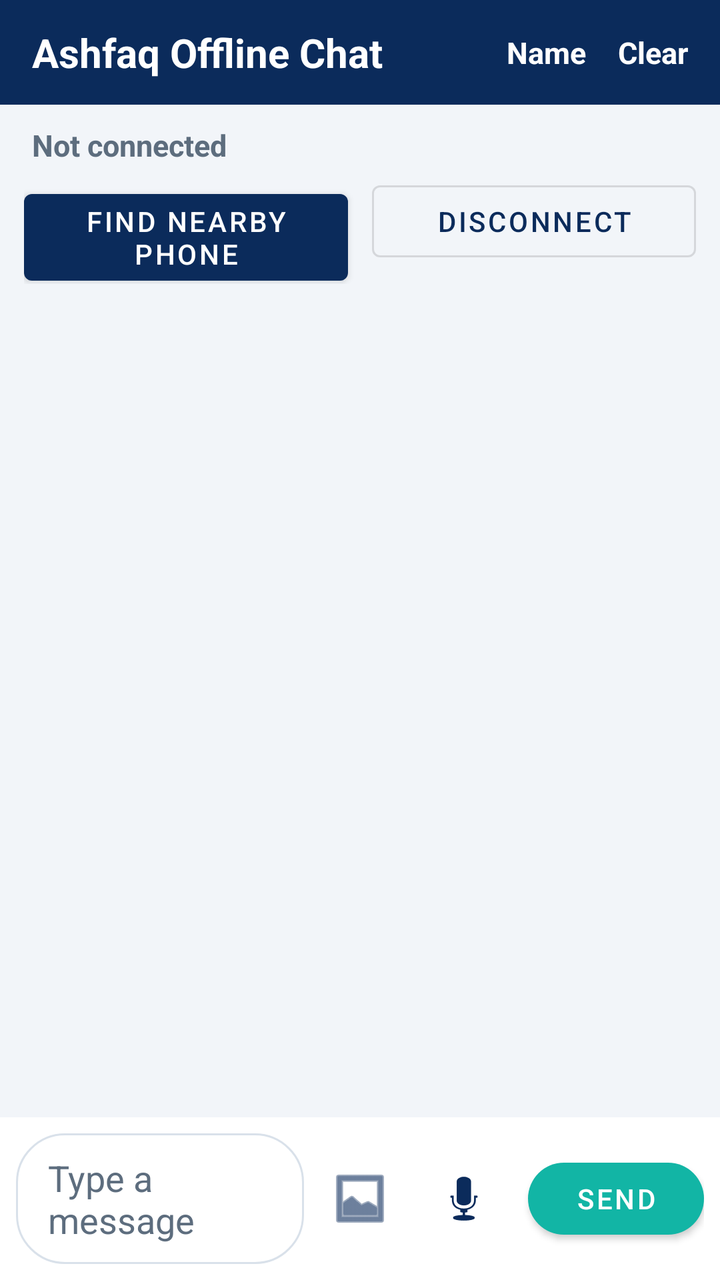
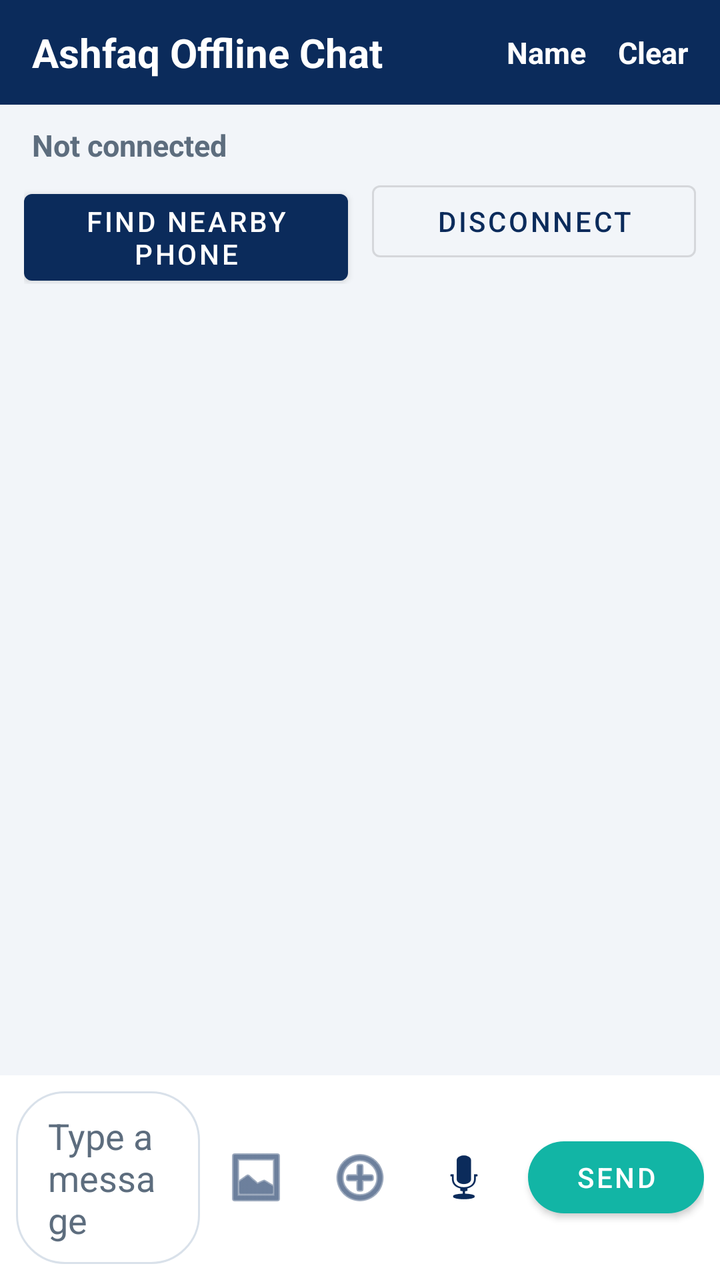

Two renders of the same Android screen: before a commit and after it. Below are the layout's source before the change and the commit's diff.
<!-- AndroidManifest.xml: application theme Theme.AshfaqOfflineChat -->
<!-- res/layout/activity_main.xml -->
<?xml version="1.0" encoding="utf-8"?>
<LinearLayout xmlns:android="http://schemas.android.com/apk/res/android"
    xmlns:app="http://schemas.android.com/apk/res-auto"
    android:layout_width="match_parent"
    android:layout_height="match_parent"
    android:background="@color/screen_background"
    android:orientation="vertical">

    <LinearLayout
        android:layout_width="match_parent"
        android:layout_height="wrap_content"
        android:background="@color/primary"
        android:gravity="center_vertical"
        android:orientation="horizontal"
        android:paddingStart="16dp"
        android:paddingTop="8dp"
        android:paddingEnd="8dp"
        android:paddingBottom="8dp">

        <TextView
            android:layout_width="0dp"
            android:layout_height="wrap_content"
            android:layout_weight="1"
            android:text="@string/app_name"
            android:textColor="@color/on_primary"
            android:textSize="20sp"
            android:textStyle="bold" />

        <TextView
            android:id="@+id/buttonName"
            android:layout_width="wrap_content"
            android:layout_height="wrap_content"
            android:background="?attr/selectableItemBackgroundBorderless"
            android:clickable="true"
            android:focusable="true"
            android:padding="8dp"
            android:text="@string/your_name"
            android:textColor="@color/on_primary"
            android:textSize="15sp"
            android:textStyle="bold" />

        <TextView
            android:id="@+id/buttonClearChat"
            android:layout_width="wrap_content"
            android:layout_height="wrap_content"
            android:background="?attr/selectableItemBackgroundBorderless"
            android:clickable="true"
            android:focusable="true"
            android:padding="8dp"
            android:text="@string/clear_chat"
            android:textColor="@color/on_primary"
            android:textSize="15sp"
            android:textStyle="bold" />
    </LinearLayout>

    <TextView
        android:id="@+id/statusText"
        android:layout_width="match_parent"
        android:layout_height="wrap_content"
        android:paddingStart="16dp"
        android:paddingTop="10dp"
        android:paddingEnd="16dp"
        android:paddingBottom="4dp"
        android:text="@string/status_not_connected"
        android:textColor="@color/status_idle"
        android:textSize="15sp"
        android:textStyle="bold" />

    <LinearLayout
        android:layout_width="match_parent"
        android:layout_height="wrap_content"
        android:orientation="horizontal"
        android:paddingStart="12dp"
        android:paddingEnd="12dp">

        <com.google.android.material.button.MaterialButton
            android:id="@+id/buttonFind"
            android:layout_width="0dp"
            android:layout_height="wrap_content"
            android:layout_marginEnd="6dp"
            android:layout_weight="1"
            android:text="@string/find_nearby" />

        <com.google.android.material.button.MaterialButton
            android:id="@+id/buttonDisconnect"
            style="@style/Widget.MaterialComponents.Button.OutlinedButton"
            android:layout_width="0dp"
            android:layout_height="wrap_content"
            android:layout_marginStart="6dp"
            android:layout_weight="1"
            android:text="@string/disconnect" />
    </LinearLayout>

    <androidx.recyclerview.widget.RecyclerView
        android:id="@+id/recyclerMessages"
        android:layout_width="match_parent"
        android:layout_height="0dp"
        android:layout_weight="1"
        android:clipToPadding="false"
        android:paddingStart="8dp"
        android:paddingTop="8dp"
        android:paddingEnd="8dp"
        android:paddingBottom="8dp" />

    <LinearLayout
        android:layout_width="match_parent"
        android:layout_height="wrap_content"
        android:background="@color/input_bar_background"
        android:gravity="center_vertical"
        android:orientation="horizontal"
        android:padding="8dp">

        <EditText
            android:id="@+id/editMessage"
            android:layout_width="0dp"
            android:layout_height="wrap_content"
            android:layout_weight="1"
            android:background="@drawable/bg_input_field"
            android:hint="@string/message_hint"
            android:importantForAutofill="no"
            android:inputType="textCapSentences|textMultiLine"
            android:maxLines="4"
            android:minHeight="48dp"
            android:paddingStart="16dp"
            android:paddingTop="10dp"
            android:paddingEnd="16dp"
            android:paddingBottom="10dp"
            android:textColor="@color/text_primary"
            android:textColorHint="@color/text_secondary" />

        <ImageButton
            android:id="@+id/buttonPhoto"
            android:layout_width="48dp"
            android:layout_height="48dp"
            android:layout_marginStart="4dp"
            android:background="@android:color/transparent"
            android:contentDescription="@string/pick_photo"
            android:src="@android:drawable/ic_menu_gallery"
            android:tint="@color/primary" />

        <ImageButton
            android:id="@+id/buttonMic"
            android:layout_width="48dp"
            android:layout_height="48dp"
            android:layout_marginStart="4dp"
            android:background="@android:color/transparent"
            android:contentDescription="@string/record_voice"
            android:src="@android:drawable/ic_btn_speak_now"
            android:tint="@color/primary" />

        <com.google.android.material.button.MaterialButton
            android:id="@+id/buttonSend"
            android:layout_width="wrap_content"
            android:layout_height="wrap_content"
            android:layout_marginStart="8dp"
            android:text="@string/send"
            app:backgroundTint="@color/accent"
            app:cornerRadius="24dp" />
    </LinearLayout>

</LinearLayout>
<!-- resources referenced by this layout -->
<resources>
  <color name="accent">#12B5A5</color>
  <color name="input_bar_background">#FFFFFF</color>
  <color name="on_primary">#FFFFFF</color>
  <color name="primary">#0B2B5B</color>
  <color name="screen_background">#F2F5F9</color>
  <color name="status_idle">#5D6D7E</color>
  <color name="text_primary">#1C2733</color>
  <color name="text_secondary">#5D6D7E</color>
  <!-- drawable bg_input_field (drawable) -->
  <?xml version="1.0" encoding="utf-8"?>
  <shape xmlns:android="http://schemas.android.com/apk/res/android"
      android:shape="rectangle">
      <solid android:color="@color/input_bar_background" />
      <stroke
          android:width="1dp"
          android:color="@color/input_stroke" />
      <corners android:radius="24dp" />
  </shape>
  <string name="app_name">Ashfaq Offline Chat</string>
  <string name="clear_chat">Clear</string>
  <string name="disconnect">Disconnect</string>
  <string name="find_nearby">Find Nearby Phone</string>
  <string name="message_hint">Type a message</string>
  <string name="pick_photo">Send a photo</string>
  <string name="record_voice">Record a voice message</string>
  <string name="send">Send</string>
  <string name="status_not_connected">Not connected</string>
  <string name="your_name">Name</string>
  <style name="Theme.AshfaqOfflineChat" parent="Theme.MaterialComponents.Light.NoActionBar">
          <item name="colorPrimary">@color/primary</item>
          <item name="colorPrimaryDark">@color/primary_dark</item>
          <item name="colorOnPrimary">@color/on_primary</item>
          <item name="colorAccent">@color/accent</item>
          <item name="android:statusBarColor">@color/primary_dark</item>
          <item name="android:windowBackground">@color/screen_background</item>
          <item name="android:textColorPrimary">@color/text_primary</item>
      </style>
  <color name="input_stroke">#D9E1EA</color>
  <color name="primary_dark">#071F42</color>
</resources>

<!-- the commit's change to res/layout/activity_main.xml (unified diff, before → after) -->
@@ -139,6 +139,16 @@
             android:tint="@color/primary" />
 
         <ImageButton
+            android:id="@+id/buttonFile"
+            android:layout_width="48dp"
+            android:layout_height="48dp"
+            android:layout_marginStart="4dp"
+            android:background="@android:color/transparent"
+            android:contentDescription="@string/send_file"
+            android:src="@android:drawable/ic_menu_add"
+            android:tint="@color/primary" />
+
+        <ImageButton
             android:id="@+id/buttonMic"
             android:layout_width="48dp"
             android:layout_height="48dp"
<!-- resource entries referenced after the edit -->
@@ -26,6 +26,7 @@
   <string name="pick_photo">Send a photo</string>
   <string name="record_voice">Record a voice message</string>
   <string name="send">Send</string>
+  <string name="send_file">Send a file</string>
   <string name="status_not_connected">Not connected</string>
   <string name="your_name">Name</string>
   <style name="Theme.AshfaqOfflineChat" parent="Theme.MaterialComponents.Light.NoActionBar">
